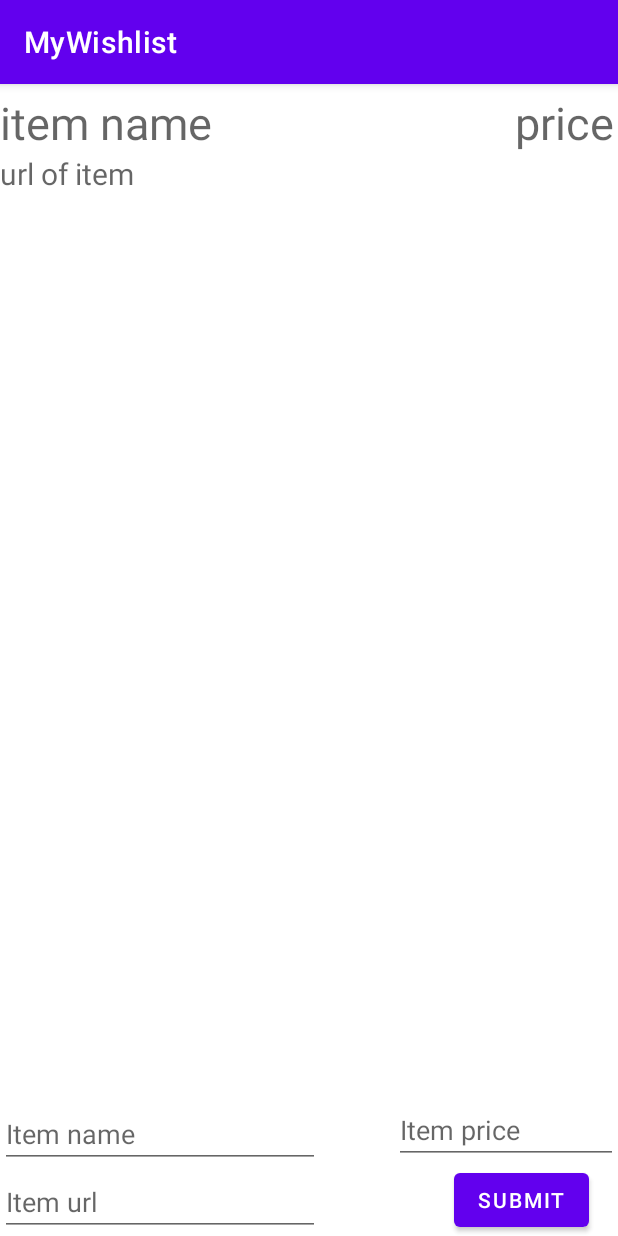
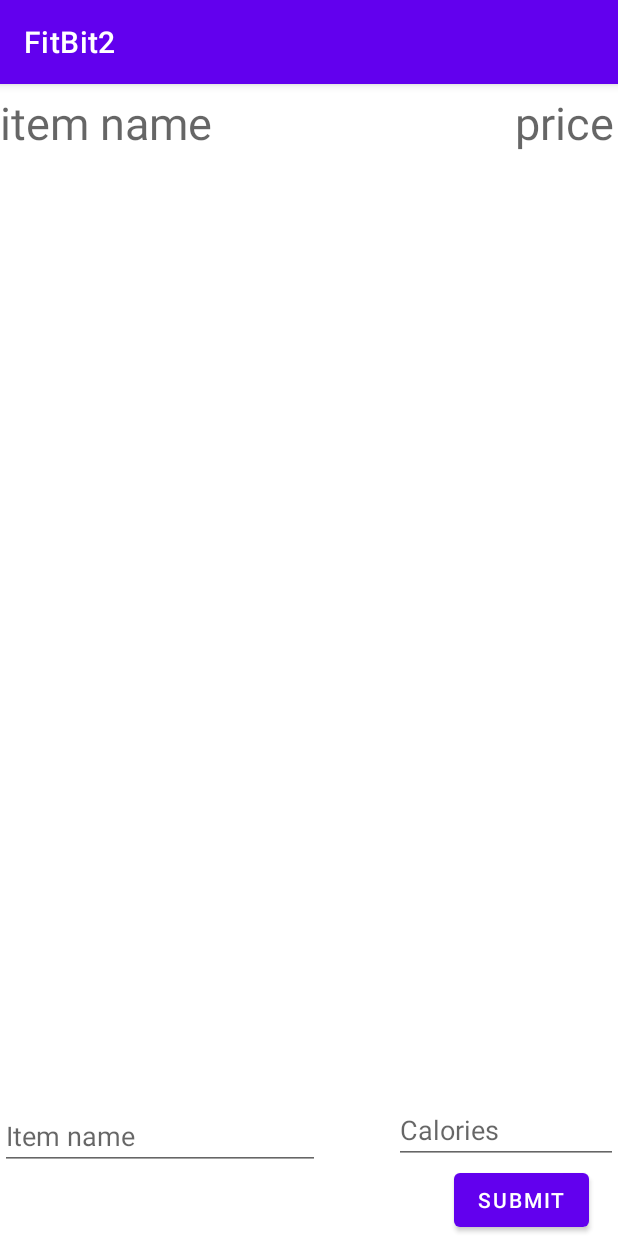
Before and after one commit to grdiep/FitBit2Plus, an Android app: the screen it shows after launch (MainActivity), after a tap on "SUBMIT", on a phone screen of 412 x 824 dp. Run offline under Robolectric (Android 15) with nearby library versions, the phone set to English and light mode, and no system bars; our stand-ins replace Room's generated code.

Commit message:
Updated class name.

```diff
--- a/app/src/main/AndroidManifest.xml
+++ b/app/src/main/AndroidManifest.xml
@@ -1,9 +1,10 @@
 <?xml version="1.0" encoding="utf-8"?>
 <manifest xmlns:android="http://schemas.android.com/apk/res/android"
     xmlns:tools="http://schemas.android.com/tools"
-    package="com.example.mywishlist">
+    package="com.example.bitfit2">
 
     <application
+        android:name="com.example.bitfit2.HealthApplication"
         android:allowBackup="true"
         android:dataExtractionRules="@xml/data_extraction_rules"
         android:fullBackupContent="@xml/backup_rules"
@@ -14,7 +15,7 @@
         android:theme="@style/Theme.MyWishlist"
         tools:targetApi="31">
         <activity
-            android:name=".MainActivity"
+            android:name="com.example.bitfit2.MainActivity"
             android:exported="true"
             android:windowSoftInputMode="adjustPan" >
             <intent-filter>
--- /dev/null
+++ b/app/src/main/java/com/example/bitfit2/AppDatabase.kt
@@ -0,0 +1,29 @@
+package com.example.bitfit2
+
+import android.content.Context
+import androidx.room.Database
+import androidx.room.Room
+import androidx.room.RoomDatabase
+
+@Database(entities = [HealthEntity::class], version = 1)
+abstract class AppDatabase : RoomDatabase() {
+
+    abstract fun HealthDao(): HealthDao
+
+    companion object {
+
+        @Volatile
+        private var INSTANCE: AppDatabase? = null
+
+        fun getInstance(context: Context): AppDatabase =
+            INSTANCE ?: synchronized(this) {
+                INSTANCE ?: buildDatabase(context).also { INSTANCE = it }
+            }
+
+        private fun buildDatabase(context: Context) =
+            Room.databaseBuilder(
+                context.applicationContext,
+                AppDatabase::class.java, "Articles-db"
+            ).build()
+    }
+}
--- /dev/null
+++ b/app/src/main/java/com/example/bitfit2/Health.kt
@@ -0,0 +1,6 @@
+package com.example.bitfit2
+
+data class Health(
+    val name: String?,
+    val calories: String?
+) : java.io.Serializable
--- a/app/src/main/java/com/example/mywishlist/WishlistAdapter.kt
+++ b/app/src/main/java/com/example/bitfit2/HealthAdapter.kt
@@ -1,4 +1,4 @@
-package com.example.mywishlist
+package com.example.bitfit2
 
 import android.view.LayoutInflater
 import android.view.View
@@ -7,34 +7,30 @@ import android.widget.TextView
 import androidx.recyclerview.widget.RecyclerView
 
 //adapter will always need an arrayList param
-class WishlistAdapter(private val itemList: List<Wishlist>) : RecyclerView.Adapter<WishlistAdapter.ViewHolder>() {
+class HealthAdapter(private val itemList: List<Health>) : RecyclerView.Adapter<HealthAdapter.ViewHolder>() {
 
     class ViewHolder(itemView: View) : RecyclerView.ViewHolder(itemView) {
         val name: TextView
-        val price: TextView
-        val url: TextView
+        val calories: TextView
 
         init {
-            name = itemView.findViewById(R.id.nameTv)
-            price = itemView.findViewById(R.id.priceTv)
-            url = itemView.findViewById(R.id.urlTv)
+            name = itemView.findViewById(R.id.foodTv)
+            calories = itemView.findViewById(R.id.caloriesTv)
         }
     }
 
     override fun onCreateViewHolder(parent: ViewGroup, viewType: Int): ViewHolder {
         val context = parent.context
         val inflater = LayoutInflater.from(context)
-        val wishlistView = inflater.inflate(R.layout.wishlist_item, parent, false)
-        return ViewHolder(wishlistView)
+        val view = inflater.inflate(R.layout.health_item, parent, false)
+        return ViewHolder(view)
     }
 
     //bind data from the editText to its corresponding view
     override fun onBindViewHolder(holder: ViewHolder, position: Int) {
-        //each individual row within recyclerView
-        val item = itemList.get(position)
+        val item = itemList[position]
         holder.name.text = item.name
-        holder.price.text = item.price
-        holder.url.text = item.url
+        holder.calories.text = item.calories
     }
 
     override fun getItemCount(): Int {
--- /dev/null
+++ b/app/src/main/java/com/example/bitfit2/HealthApplication.kt
@@ -0,0 +1,7 @@
+package com.example.bitfit2
+
+import android.app.Application
+
+class HealthApplication : Application() {
+    val db by lazy { AppDatabase.getInstance(this) }
+}
--- /dev/null
+++ b/app/src/main/java/com/example/bitfit2/HealthDao.kt
@@ -0,0 +1,18 @@
+package com.example.bitfit2
+
+import androidx.room.Dao
+import androidx.room.Insert
+import androidx.room.Query
+import kotlinx.coroutines.flow.Flow
+
+@Dao
+interface HealthDao {
+    @Query("SELECT * FROM health_table")
+    fun getAll(): Flow<List<HealthEntity>>
+
+    @Insert
+    fun insertAll(articles: List<HealthEntity>)
+
+    @Query("DELETE FROM health_table")
+    fun deleteAll()
+}
--- a/app/src/main/java/com/example/mywishlist/MainActivity.kt
+++ b/app/src/main/java/com/example/bitfit2/MainActivity.kt
@@ -1,4 +1,4 @@
-package com.example.mywishlist
+package com.example.bitfit2
 
 import android.app.Activity
 import android.content.Context
@@ -8,38 +8,53 @@ import android.view.View
 import android.view.inputmethod.InputMethodManager
 import android.widget.Button
 import android.widget.EditText
+import androidx.lifecycle.lifecycleScope
 import androidx.recyclerview.widget.LinearLayoutManager
 import androidx.recyclerview.widget.RecyclerView
+import kotlinx.coroutines.launch
 
 class MainActivity : AppCompatActivity() {
-    var wishlist: MutableList<Wishlist> = mutableListOf()
+    var healthList: MutableList<Health> = mutableListOf()
 
     override fun onCreate(savedInstanceState: Bundle?) {
         super.onCreate(savedInstanceState)
         setContentView(R.layout.activity_main)
 
         val submitButton = findViewById<Button>(R.id.submitButton)
-        val name = findViewById<EditText>(R.id.nameEt)
-        val price = findViewById<EditText>(R.id.priceEt)
-        val url = findViewById<EditText>(R.id.urlEt)
-        val wishlistRv = findViewById<RecyclerView>(R.id.wishlistRv)
+        val name = findViewById<EditText>(R.id.foodEt)
+        val price = findViewById<EditText>(R.id.caloriesEt)
+        val recyclerView = findViewById<RecyclerView>(R.id.healthRv)
 
-        var adapter = WishlistAdapter(wishlist)
-        wishlistRv.adapter = adapter
-        wishlistRv.layoutManager = LinearLayoutManager(this)
+        var adapter = HealthAdapter(healthList)
+        recyclerView.adapter = adapter
+
+        lifecycleScope.launch {
+            (application as HealthApplication).db.HealthDao().getAll().collect { databaseList ->
+                databaseList.map { entity ->
+                    Health(
+                        entity.name,
+                        entity.calories
+                    )
+                }.also { mappedList ->
+                    healthList.clear()
+                    healthList.addAll(mappedList)
+                    adapter.notifyDataSetChanged()
+                }
+            }
+        }
+
+        recyclerView.layoutManager = LinearLayoutManager(this)
 
         submitButton.setOnClickListener {
             val _name = name.text.toString()
             val _price = price.text.toString()
-            val _url = url.text.toString()
-            var item = Wishlist(_name, _price, _url)
+            var item = Health(_name, _price)
 
-            wishlist.add(item)
+            healthList.add(item)
             adapter.notifyDataSetChanged()
 
             name.text.clear()
             price.text.clear()
-            url.text.clear()
 
             hideKeyboard()
         }
--- a/app/src/main/java/com/example/mywishlist/Wishlist.kt
+++ /dev/null
@@ -1,7 +0,0 @@
-package com.example.mywishlist
-
-class Wishlist(
-    val name: String,
-    val price: String,
-    val url: String) {
-}
--- a/app/src/main/res/layout/activity_main.xml
+++ b/app/src/main/res/layout/activity_main.xml
@@ -7,11 +7,11 @@
     tools:context=".MainActivity">
 
     <androidx.recyclerview.widget.RecyclerView
-        android:id="@+id/wishlistRv"
+        android:id="@+id/healthRv"
         android:layout_width="409dp"
         android:layout_height="wrap_content"
         app:layout_constrainedHeight="true"
-        app:layout_constraintBottom_toTopOf="@+id/nameEt"
+        app:layout_constraintBottom_toTopOf="@+id/foodEt"
         app:layout_constraintEnd_toEndOf="parent"
         app:layout_constraintHorizontal_bias="0.0"
         app:layout_constraintStart_toStartOf="parent"
@@ -19,34 +19,25 @@
         app:layout_constraintVertical_bias="0.0" />
 
     <EditText
-        android:id="@+id/nameEt"
+        android:id="@+id/foodEt"
         android:layout_width="wrap_content"
         android:layout_height="wrap_content"
+        android:layout_marginBottom="44dp"
         android:ems="10"
         android:hint="Item name"
         android:inputType="textPersonName"
-        app:layout_constraintBottom_toTopOf="@+id/urlEt"
+        app:layout_constraintBottom_toBottomOf="parent"
         app:layout_constraintStart_toStartOf="parent" />
 
     <EditText
-        android:id="@+id/priceEt"
+        android:id="@+id/caloriesEt"
         android:layout_width="wrap_content"
         android:layout_height="wrap_content"
         android:ems="7"
-        android:hint="Item price"
+        android:hint="Calories"
         android:inputType="numberDecimal|numberSigned"
         app:layout_constraintBottom_toTopOf="@+id/submitButton"
         app:layout_constraintEnd_toEndOf="parent" />
-
-    <EditText
-        android:id="@+id/urlEt"
-        android:layout_width="wrap_content"
-        android:layout_height="wrap_content"
-        android:ems="10"
-        android:hint="Item url"
-        android:inputType="textPersonName"
-        app:layout_constraintBottom_toBottomOf="parent"
-        app:layout_constraintStart_toStartOf="parent" />
 
     <Button
         android:id="@+id/submitButton"
--- a/app/src/main/res/layout/wishlist_item.xml
+++ b/app/src/main/res/layout/health_item.xml
@@ -5,7 +5,7 @@
     android:layout_height="wrap_content">
 
     <TextView
-        android:id="@+id/nameTv"
+        android:id="@+id/foodTv"
         android:layout_width="wrap_content"
         android:layout_height="wrap_content"
         android:hint="item name"
@@ -15,7 +15,7 @@
         app:layout_constraintTop_toTopOf="parent" />
 
     <TextView
-        android:id="@+id/priceTv"
+        android:id="@+id/caloriesTv"
         android:layout_width="wrap_content"
         android:layout_height="wrap_content"
         android:hint="price"
@@ -24,14 +24,5 @@
         app:layout_constraintEnd_toEndOf="parent"
         app:layout_constraintTop_toTopOf="parent" />
 
-    <TextView
-        android:id="@+id/urlTv"
-        android:layout_width="wrap_content"
-        android:layout_height="wrap_content"
-        android:hint="url of item"
-        android:textSize="20sp"
-        app:layout_constraintStart_toStartOf="parent"
-        app:layout_constraintTop_toBottomOf="@+id/nameTv" />
-
 
 </androidx.constraintlayout.widget.ConstraintLayout>
--- a/app/src/main/res/values/strings.xml
+++ b/app/src/main/res/values/strings.xml
@@ -1,3 +1,3 @@
 <resources>
-    <string name="app_name">MyWishlist</string>
+    <string name="app_name">FitBit2</string>
 </resources>
```
Also changed, not shown: app/build.gradle (+21 -5 lines), app/src/main/java/com/example/bitfit2/HealthEntity.kt (added, +12 -0 lines), 4 other files.
